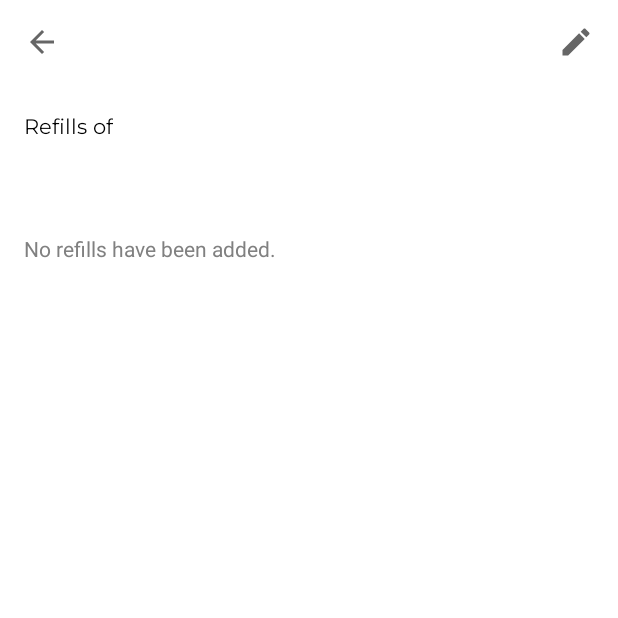
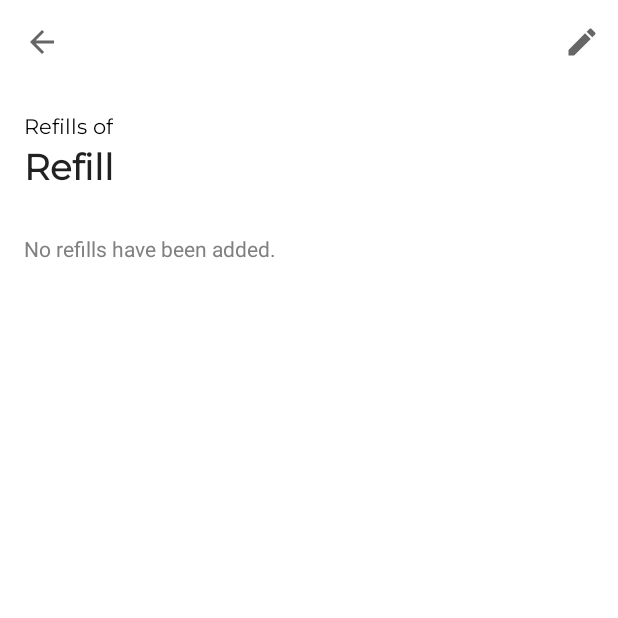
Before and after one commit to isaacy2012/PillBox, an Android app: the RefillActivity screen opened directly, with no data from a screen before it, on a phone screen of 412 x 824 dp, the top half of it. Run offline under Robolectric (Android 15) with nearby library versions, the phone set to English and light mode, and no system bars; our stand-ins replace Room's generated code; 2 statements that could not run were skipped.

Commit message:
Changed action bar buttons to menu items
- Cleaned up some code

```diff
--- a/pillBox/app/build.gradle
+++ b/pillBox/app/build.gradle
@@ -10,8 +10,8 @@ android {
         applicationId "com.innerCat.pillBox"
         minSdkVersion 26
         targetSdkVersion 30
-        versionCode 4
-        versionName "1.3.3"
+        versionCode 5
+        versionName "1.3.4"
         vectorDrawables {
             useSupportLibrary = true
         }
--- a/pillBox/app/src/main/AndroidManifest.xml
+++ b/pillBox/app/src/main/AndroidManifest.xml
@@ -11,10 +11,12 @@
             android:theme="@style/Theme.pillBox">
         <activity
                 android:name=".activities.RefillActivity"
+                android:parentActivityName=".activities.MainActivity"
                 android:label="@string/title_activity_refill"
                 android:theme="@style/Theme.pillBox.NoActionBar" />
         <activity
                 android:name=".activities.FormActivity"
+                android:parentActivityName=".activities.MainActivity"
                 android:label="@string/title_activity_form"
                 android:windowSoftInputMode="adjustNothing"
                 android:theme="@style/Theme.pillBox.NoActionBar" />
--- a/pillBox/app/src/main/java/com/innerCat/pillBox/activities/RefillActivity.java
+++ b/pillBox/app/src/main/java/com/innerCat/pillBox/activities/RefillActivity.java
@@ -7,6 +7,8 @@ import android.os.Bundle;
 import android.os.Handler;
 import android.os.Looper;
 import android.view.LayoutInflater;
+import android.view.Menu;
+import android.view.MenuItem;
 import android.view.View;
 import android.view.WindowManager;
 import android.widget.Button;
@@ -47,19 +49,51 @@ import java.util.concurrent.Executors;
 
 import static java.util.Comparator.reverseOrder;
 
+/**
+ * The type Refill activity.
+ */
 public class RefillActivity extends AppCompatActivity {
 
+    /**
+     * The Activity Binding.
+     */
     private RefillActivityBinding g;
 
+    /**
+     * The Refill item.
+     */
     private Item refillItem = null;
 
+    /**
+     * The Database.
+     */
     Database database;
+    /**
+     * The Dao.
+     */
     DataDao dao;
+    /**
+     * The Adapter.
+     */
     RefillAdapter adapter;
+    /**
+     * The Edit mode.
+     */
     boolean editMode;
+    /**
+     * The Select all mode.
+     */
     boolean selectAllMode = false;
+    /**
+     * The Changed.
+     */
     boolean changed = false;
+    /**
+     * The Delete refills.
+     */
     ArrayList<Refill> deleteRefills = new ArrayList<>();
+
+    private MenuItem editButton = null;
 
 
     @Override
@@ -68,6 +102,8 @@ public class RefillActivity extends AppCompatActivity {
         g = RefillActivityBinding.inflate(getLayoutInflater());
         View view = g.getRoot();
         setContentView(view);
+        setSupportActionBar(g.toolbar);
+        getSupportActionBar().setDisplayHomeAsUpEnabled(true);
 
         Intent intent = getIntent();
         refillItem = (Item)intent.getSerializableExtra("item");
@@ -117,6 +153,30 @@ public class RefillActivity extends AppCompatActivity {
         });
     }
 
+    @Override
+    public boolean onCreateOptionsMenu( Menu menu ) {
+        // Inflate the menu; this adds items to the action bar if it is present.
+        getMenuInflater().inflate(R.menu.edit_menu, menu);
+        editButton = g.toolbar.getMenu().getItem(0);
+        return true;
+    }
+
+    @Override
+    public boolean onOptionsItemSelected( MenuItem item ) {
+        if (item.getItemId() == R.id.action_edit) {
+            editMode = !editMode;
+            ValueAnimator colorAnimator = ToolbarAnimatorFactory.create(this, editMode,
+                    g.toolbar.getMenu().getItem(0), g.toolbarLayout);
+            colorAnimator.start();
+
+            deleteRefills = new ArrayList<>();
+            checkDelete();
+            checkFAB(false);
+            return true;
+        }
+        return false;
+    }
+
     /**
      * Update scroll.
      *
@@ -155,22 +215,6 @@ public class RefillActivity extends AppCompatActivity {
     }
 
     /**
-     * Edit button.
-     *
-     * @param view the view
-     */
-    public void editButton( View view ) {
-        editMode = !editMode;
-        ValueAnimator colorAnimator = ToolbarAnimatorFactory.create(this, editMode,
-                g.editButton, g.toolbarLayout);
-        colorAnimator.start();
-
-        deleteRefills = new ArrayList<>();
-        checkDelete();
-        checkFAB(false);
-    }
-
-    /**
      * Update refill in background.
      *
      * @param updateRefill  the update refill
@@ -190,6 +234,12 @@ public class RefillActivity extends AppCompatActivity {
         });
     }
 
+    /**
+     * Edit refill item.
+     *
+     * @param refill   the refill
+     * @param position the position
+     */
     public void editRefillItem(Refill refill, int position) {
         int initialAmount = refill.getAmount();
         // Use the Builder class for convenient dialog construction
@@ -247,7 +297,7 @@ public class RefillActivity extends AppCompatActivity {
     /**
      * When the deleteFAB is pressed
      *
-     * @param view
+     * @param view the view
      */
     public void onDeleteFAB( View view ) {
         if (deleteRefills.size() == 0) { //if there are no items in the deleteTasks list then the deleteFAB acts as a 'select all' button
@@ -311,17 +361,19 @@ public class RefillActivity extends AppCompatActivity {
             g.deleteFAB.setVisibility(View.VISIBLE);
             g.deleteFAB.setIcon(ContextCompat.getDrawable(this, R.drawable.ic_baseline_check_24));
             g.deleteFAB.setText("SELECT ALL");
-            g.editButton.setImageResource(R.drawable.ic_baseline_close_24);
+            editButton.setIcon(R.drawable.ic_baseline_close_24);
         } else {
             g.rvRefills.setPadding(defHorizPadding, defTopPadding, defHorizPadding, defHorizPadding);
             g.deleteFAB.setVisibility(View.INVISIBLE);
             selectAllMode = false;
-            g.editButton.setImageResource(R.drawable.ic_baseline_edit_24);
+            editButton.setIcon(R.drawable.ic_baseline_edit_24);
         }
     }
 
     /**
      * Check the status of the extended FAB
+     *
+     * @param back the back
      */
     public void checkFAB( boolean back ) {
         if (deleteRefills.size() != 0) {
@@ -399,13 +451,4 @@ public class RefillActivity extends AppCompatActivity {
     }
 
 
-    /**
-     * Software back button.
-     *
-     * @param view the view
-     */
-    public void backButton( View view ) {
-        finish();
-    }
-
 }
--- a/pillBox/app/src/main/java/com/innerCat/pillBox/factories/TextWatcherFactory.java
+++ b/pillBox/app/src/main/java/com/innerCat/pillBox/factories/TextWatcherFactory.java
@@ -2,6 +2,7 @@ package com.innerCat.pillBox.factories;
 
 import android.text.Editable;
 import android.text.TextWatcher;
+import android.view.MenuItem;
 import android.widget.Button;
 import android.widget.EditText;
 import android.widget.ImageButton;
@@ -75,7 +76,7 @@ public class TextWatcherFactory {
      */
     public static TextWatcher getTitleTextAndImageButton( EditText input,
                                                           CollapsingToolbarLayout toolbarLayout,
-                                                          ImageButton okButton) {
+                                                          MenuItem okButton) {
         return new TextWatcher() {
             @Override
             public void beforeTextChanged( CharSequence s, int start, int count, int after ) {}
--- a/pillBox/app/src/main/res/layout/refill_activity.xml
+++ b/pillBox/app/src/main/res/layout/refill_activity.xml
@@ -55,31 +55,7 @@
                     android:layout_width="match_parent"
                     app:layout_collapseMode="pin"
                     app:popupTheme="@style/Theme.pillBox.PopupOverlay"
-                    app:titleMargin="4dp">
-
-                <ImageButton
-                        android:layout_width="wrap_content"
-                        android:layout_height="wrap_content"
-                        app:srcCompat="@drawable/ic_baseline_arrow_back_24"
-                        android:id="@+id/backButton"
-                        android:layout_marginTop="16dp"
-                        android:layout_marginEnd="2dp"
-                        android:background="?android:selectableItemBackgroundBorderless"
-                        android:layout_gravity="start"
-                        android:onClick="backButton" />
-
-                <ImageButton
-                        android:layout_width="wrap_content"
-                        android:layout_height="wrap_content"
-                        app:srcCompat="@drawable/ic_baseline_edit_24"
-                        android:id="@+id/editButton"
-                        android:layout_marginTop="16dp"
-                        android:layout_marginEnd="16dp"
-                        android:background="?android:selectableItemBackgroundBorderless"
-                        android:layout_gravity="end"
-                        android:onClick="editButton" />
-
-            </androidx.appcompat.widget.Toolbar>
+                    app:titleMargin="4dp"/>
 
 
         </com.google.android.material.appbar.CollapsingToolbarLayout>
--- /dev/null
+++ b/pillBox/app/src/main/res/menu/edit_menu.xml
@@ -0,0 +1,11 @@
+<menu xmlns:android="http://schemas.android.com/apk/res/android"
+    xmlns:app="http://schemas.android.com/apk/res-auto"
+    xmlns:tools="http://schemas.android.com/tools"
+    tools:context="com.example.idscanner.MainActivity">
+    <item
+        android:icon="@drawable/ic_baseline_edit_24"
+        android:id="@+id/action_edit"
+        android:title="@string/action_edit"
+        android:orderInCategory="100"
+        app:showAsAction="always" />
+</menu>
--- a/pillBox/app/src/main/res/values/strings.xml
+++ b/pillBox/app/src/main/res/values/strings.xml
@@ -10,4 +10,6 @@
     <string name="title_activity_form"> </string>
     <string name="day">day </string>
     <string name="days">days</string>
+    <string name="action_edit">Edit</string>
+    <string name="action_ok">OK</string>
 </resources>
```
Also changed, not shown: pillBox/app/src/main/java/com/innerCat/pillBox/activities/FormActivity.java (+103 -96 lines), pillBox/app/src/main/java/com/innerCat/pillBox/activities/MainActivity.java (+26 -17 lines), pillBox/app/src/main/java/com/innerCat/pillBox/factories/ToolbarAnimatorFactory.java (+4 -4 lines), pillBox/app/src/main/res/layout/form_activity.xml (+1 -25 lines), pillBox/app/src/main/res/layout/main_activity.xml (+0 -11 lines), pillBox/app/src/main/res/menu/form_menu.xml (added, +11 -0 lines), pillBox/app/src/main/res/menu/menu_refill.xml (deleted, +0 -10 lines), pillBox/app/src/main/res/menu/menu_scrolling.xml (deleted, +0 -10 lines), 2 other files.
